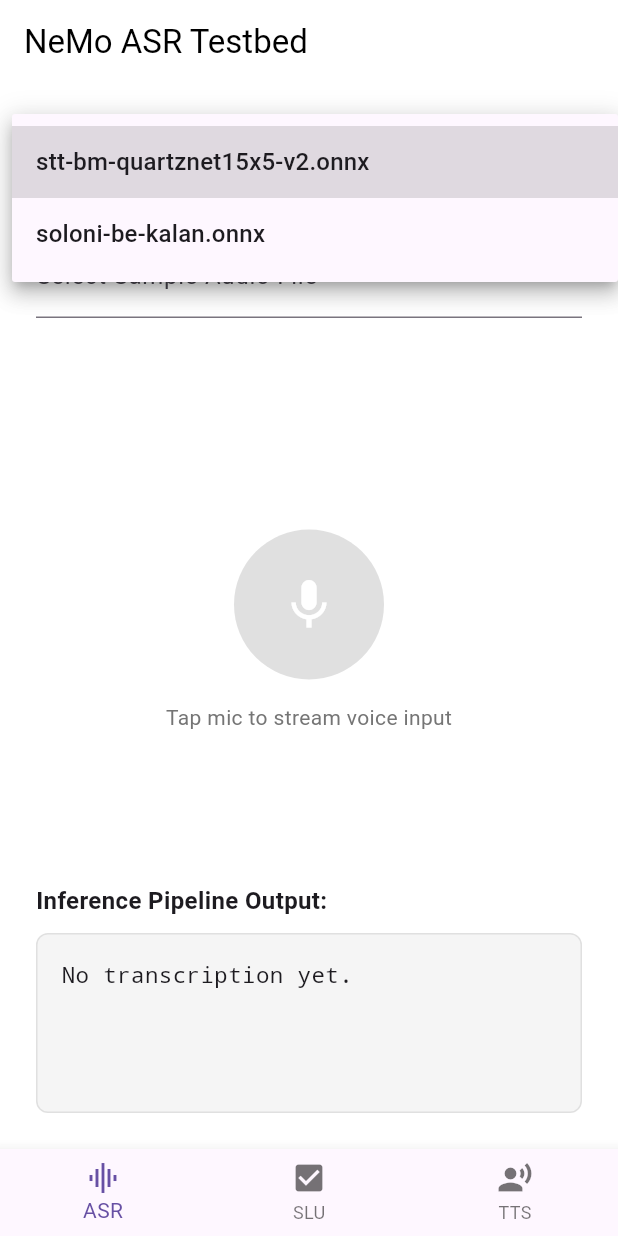
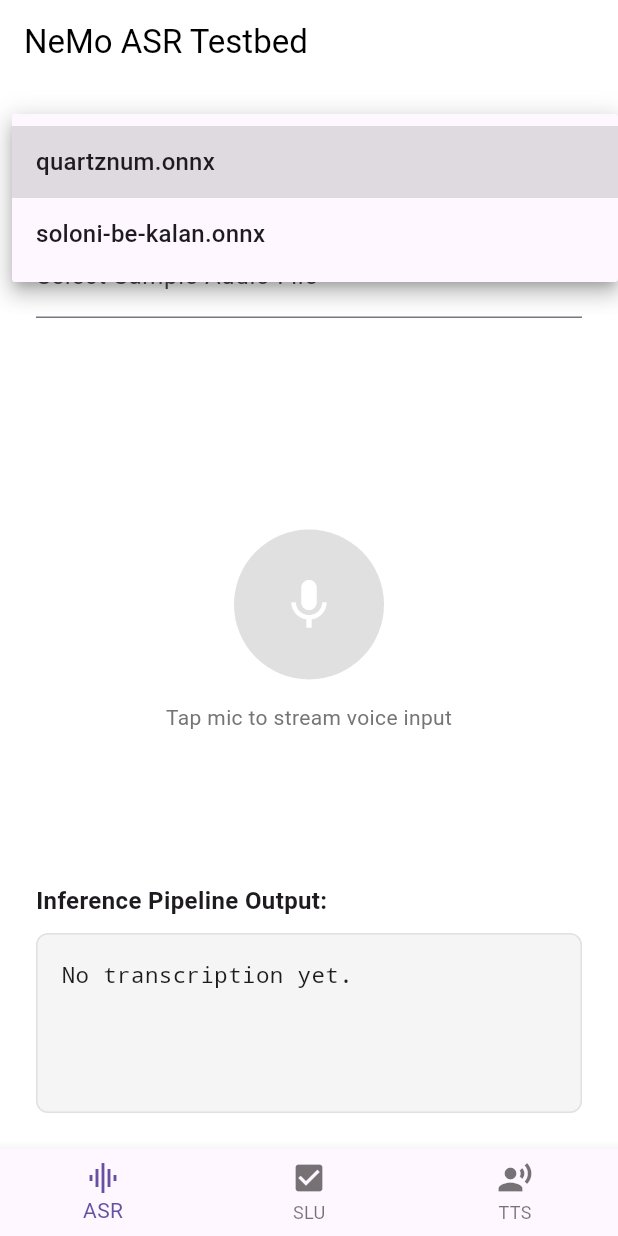
Before and after one commit to RobotsMali-AI/mobilebamspeech, a Flutter app: the screen it shows after launch, after a tap on "Select ASR Model Framework", on a phone screen of 412 x 824 dp. Run offline on Flutter 3.47's test engine with Material 3 defaults, Android fonts, the phone set to English and light mode, and no system bars; our stand-ins replace audioplayers; missing offline and left inert: dart:ffi, record, sherpa_onnx.

Commit message:
Update app: change models

```diff
--- a/lib/core/vocab.dart
+++ b/lib/core/vocab.dart
@@ -2,11 +2,7 @@
   /// Map associating modelType integers with their respective training vocabularies
   static final Map<int, List<String>> modelVocabs = {
     // modelType = 0: quartznet
-    0: [
-      ' ', "'", '-', 'a', 'b', 'c', 'd', 'e', 'f', 'g', 'h', 'i', 'j', 'k',
-      'l', 'm', 'n', 'o', 'p', 'q', 'r', 's', 't', 'u', 'v', 'w', 'x', 'y',
-      'z', 'à', 'è', 'é', 'ô', 'ù', 'ŋ', 'ɔ', 'ɛ', 'ɲ'
-    ],
+    0: [' ', 'a', 'b', 'c', 'd', 'e', 'f', 'g', 'h', 'i', 'j', 'k', 'l', 'm', 'n', 'o', 'p', 'q', 'r', 's', 't', 'u', 'v', 'w', 'x', 'y', 'z', 'ŋ', 'ɔ', 'ɛ', 'ɲ'],
 
     // modelType = 1: soloni
     1: [
@@ -69,11 +65,8 @@
     ],
 
     // modelType = 2: SLUModel
-    2 : [
-      '<unk>', '<s>', '</s>', '<pad>', "▁'", "':", 'ti', "',", 'en', 'on',
-      'tion', "{'", "'", '▁', 'e', 't', 'i', 'a', 'n', 'o', ':', 'c', 's',
-      'r', ',', 'p', '{', '}', 'l', 'g', '_', '[', ']', 'f', 'N', 'v', 'O',
-      'y', 'u', 'M', 'm', 'H', 'b', 'P', 'd', 'q', 'A', 'F', 'Q', 'h'
-    ],
+    2 : ['<unk>', '<s>', '</s>', '<pad>', "▁'", 'ti', "':", "',", 'en', 'on', 'tion',
+      'er', "'", '▁', 't', 'e', 'i', 'a', 'n', 'o', ':', 'r', 'c', 's', ',', 'p', '_', '{',
+      '}', '[', ']', 'g', 'l', 'f', 'O', 'u', 'm', 'N', 'v', 'y', 'M', 'H', 'b', 'P', 'd', 'q', 'A', 'F', 'Q', 'h'],
   };
 }
--- a/lib/presentation/pages/asr_page.dart
+++ b/lib/presentation/pages/asr_page.dart
@@ -28,7 +28,7 @@
 
   // Configuration maps updated to target correct Type specifications
   final Map<String, int> _models = {
-    'stt-bm-quartznet15x5-v2.onnx': 0,
+    'quartznum.onnx': 0,
     'soloni-be-kalan.onnx': 1,
   };
 
--- a/lib/presentation/pages/slu_page.dart
+++ b/lib/presentation/pages/slu_page.dart
@@ -61,10 +61,10 @@
 
     try {
       // 1. Resolve local filesystem paths for all required ONNX files
-      final String encoderPath = await AssetManager.copyAssetToLocal('assets/slurp/test-soloni-intent-encoder.onnx');
-      final String embeddingPath = await AssetManager.copyAssetToLocal('assets/slurp/test-soloni-intent-embedding.onnx');
-      final String decoderPath = await AssetManager.copyAssetToLocal('assets/slurp/test-soloni-intent-decoder.onnx');
-      final String classifierPath = await AssetManager.copyAssetToLocal('assets/slurp/test-soloni-intent-classifier.onnx');
+      final String encoderPath = await AssetManager.copyAssetToLocal('assets/slurp/soloni-ic-slot-fintech-v0-encoder.onnx');
+      final String embeddingPath = await AssetManager.copyAssetToLocal('assets/slurp/soloni-ic-slot-fintech-v0-embedding.onnx');
+      final String decoderPath = await AssetManager.copyAssetToLocal('assets/slurp/soloni-ic-slot-fintech-v0-decoder.onnx');
+      final String classifierPath = await AssetManager.copyAssetToLocal('assets/slurp/soloni-ic-slot-fintech-v0-classifier.onnx');
 
       // 2. Fetch vocabulary mapping specified for the SLU architecture (Model Type 2)
       final List<String> currentVocabulary = AppVocabularies.modelVocabs[2] ?? [];
```
